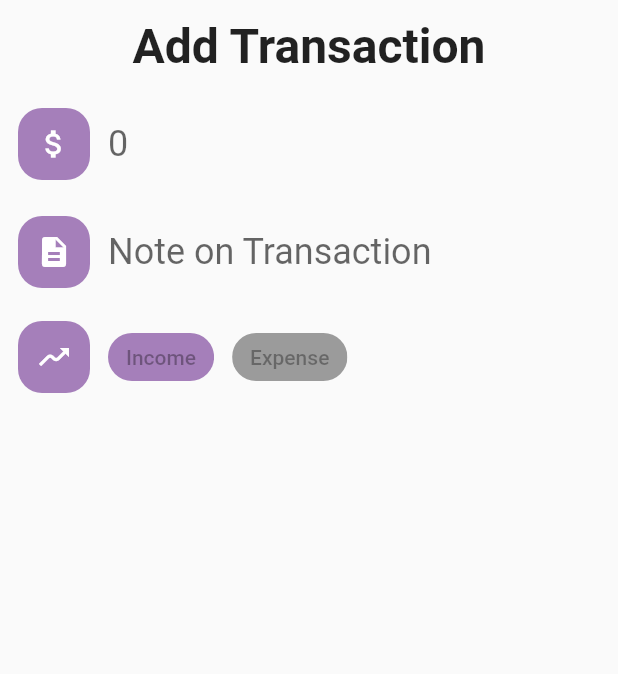
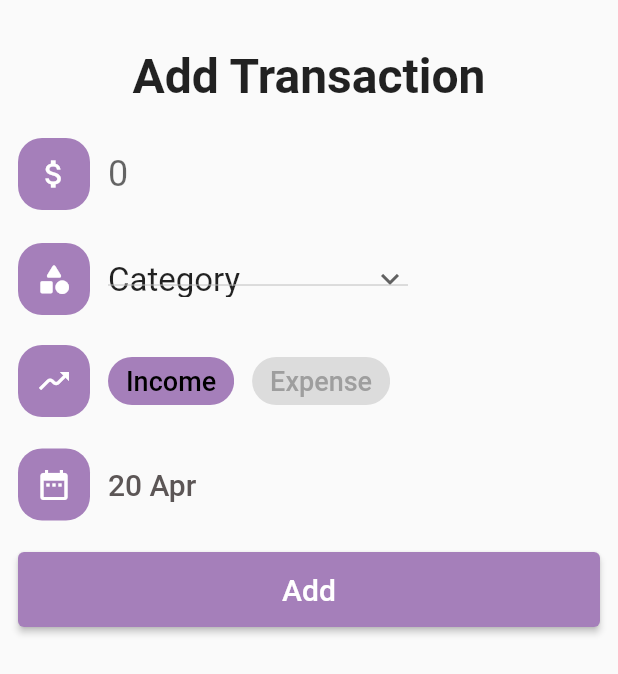
Before and after one commit to Cosmina02/budget_tracking_app, a Flutter app: the screen it shows after launch, after a tap on the "add" icon, on a phone screen of 412 x 824 dp. Shown: the top 674 px of the screen. Run offline on Flutter 3.47's test engine with Material 2 defaults, Android fonts, the phone set to English and light mode, and no system bars; Roboto replaces fonts that are missing (customFont).

Commit message:
UI for add transaction done

```diff
--- a/budget_tracker/lib/main.dart
+++ b/budget_tracker/lib/main.dart
@@ -1,4 +1,5 @@
 import 'package:budget_tracker/pages/homepage.dart';
+import 'package:budget_tracker/theme.dart';
 import 'package:flutter/material.dart';
 
 void main() {
@@ -13,9 +14,7 @@ class MyApp extends StatelessWidget {
   Widget build(BuildContext context) {
     return MaterialApp(
       title: 'Flutter Demo',
-      theme: ThemeData(
-        primarySwatch: Colors.blue,
-      ),
+      theme: myTheme,
       home: const HomePage(),
     );
   }
--- a/budget_tracker/lib/pages/add_transaction.dart
+++ b/budget_tracker/lib/pages/add_transaction.dart
@@ -1,5 +1,6 @@
 import 'package:flutter/material.dart';
 import 'package:flutter/services.dart';
+import 'package:budget_tracker/static.dart' as Static;
 
 class AddTransaction extends StatefulWidget {
   const AddTransaction({Key? key}) : super(key: key);
@@ -9,6 +10,43 @@ class AddTransaction extends StatefulWidget {
 }
 
 class _AddTransactionState extends State<AddTransaction> {
+  int? amount;
+  String type = "Income";
+  String category = 'Category';
+  DateTime selectedDate = DateTime.now();
+  List<String> categories = [
+    'Category',
+    "Bills",
+    "Groceries",
+    "Entertainment",
+    "Other"
+  ];
+  List<String> months = [
+    "Jan",
+    "Feb",
+    "Mar",
+    "Apr",
+    "May",
+    "Jun",
+    "Jul",
+    "Aug",
+    "Sep",
+    "Oct",
+    "Nov",
+    "Dec"
+  ];
+
+  Future<void> _selectDate(BuildContext context) async {
+    final DateTime? picked = await showDatePicker(
+        context: context,
+        initialDate: selectedDate,
+        firstDate: DateTime(2021, 12),
+        lastDate: DateTime(2100, 01));
+    if (picked != null && picked != selectedDate) {
+      selectedDate = picked;
+    }
+  }
+
   @override
   Widget build(BuildContext context) {
     return Scaffold(
@@ -18,7 +56,10 @@ class _AddTransactionState extends State<AddTransaction> {
         body: ListView(
           padding: EdgeInsets.all(12.0),
           children: [
-            Text(
+            const SizedBox(
+              height: 20.0,
+            ),
+            const Text(
               "Add Transaction",
               textAlign: TextAlign.center,
               style: TextStyle(
@@ -26,105 +67,215 @@ class _AddTransactionState extends State<AddTransaction> {
                 fontWeight: FontWeight.w700,
               ),
             ),
-            SizedBox(
+            const SizedBox(
               height: 20.0,
             ),
             Row(
               children: [
                 Container(
                   decoration: BoxDecoration(
-                      color: Color.fromRGBO(165, 127, 186, 1),
+                      color: Static.PrimaryColor,
                       borderRadius: BorderRadius.circular(16.0)),
-                  padding: EdgeInsets.all(12.0),
-                  child: Icon(
+                  padding: const EdgeInsets.all(12.0),
+                  child: const Icon(
                     Icons.attach_money,
                     size: 24.0,
                     color: Colors.white,
                   ),
                 ),
-                SizedBox(
+                const SizedBox(
                   width: 12.0,
                 ),
                 Expanded(
                   child: TextField(
-                    decoration: InputDecoration(
+                    decoration: const InputDecoration(
                       hintText: "0",
                       border: InputBorder.none,
                     ),
-                    style: TextStyle(
+                    style: const TextStyle(
                       fontSize: 24.0,
                     ),
+                    onChanged: (val) {
+                      try {
+                        amount = int.parse(val);
+                      } catch (e) {}
+                    },
                     inputFormatters: [FilteringTextInputFormatter.digitsOnly],
                     keyboardType: TextInputType.number,
                   ),
                 )
               ],
             ),
-            SizedBox(
-              height: 20.0,
-            ),
-            Row(
-              //TODO:un selector pentru categorie in loc de nota pentru tranzactie
-              children: [
-                Container(
-                  decoration: BoxDecoration(
-                      color: Color.fromRGBO(165, 127, 186, 1),
-                      borderRadius: BorderRadius.circular(16.0)),
-                  padding: EdgeInsets.all(12.0),
-                  child: Icon(
-                    Icons.description,
-                    size: 24.0,
-                    color: Colors.white,
-                  ),
-                ),
-                SizedBox(
-                  width: 12.0,
-                ),
-                Expanded(
-                  child: TextField(
-                    decoration: InputDecoration(
-                      hintText: "Note on Transaction",
-                      border: InputBorder.none,
-                    ),
-                    style: TextStyle(
-                      fontSize: 24.0,
-                    ),
-                  ),
-                )
-              ],
-            ),
-            SizedBox(
+            const SizedBox(
               height: 20.0,
             ),
             Row(
               children: [
                 Container(
                   decoration: BoxDecoration(
-                      color: Color.fromRGBO(165, 127, 186, 1),
+                      color: Static.PrimaryColor,
                       borderRadius: BorderRadius.circular(16.0)),
-                  padding: EdgeInsets.all(12.0),
-                  child: Icon(
+                  padding: const EdgeInsets.all(12.0),
+                  child: const Icon(
+                    Icons.category_rounded,
+                    size: 24.0,
+                    color: Colors.white,
+                  ),
+                ),
+                const SizedBox(
+                  width: 12.0,
+                ),
+                SizedBox(
+                  height: 24.0,
+                  width: 200.0,
+                  child: DropdownButton<String>(
+                    isExpanded: true,
+                    // style: const TextStyle(fontSize: 6),
+                    value: category,
+                    icon: const Icon(Icons.keyboard_arrow_down),
+                    items: [
+                      'Category',
+                      "Bills",
+                      "Groceries",
+                      "Entertainment",
+                      "Salary",
+                      "Other"
+                    ].map<DropdownMenuItem<String>>((String category) {
+                      return DropdownMenuItem<String>(
+                        value: category,
+                        child: Text(
+                          category,
+                          style: const TextStyle(fontSize: 22),
+                        ),
+                      );
+                    }).toList(),
+                    onChanged: (String? newValue) {
+                      setState(() {
+                        category = newValue!;
+                      });
+                    },
+                  ),
+                ),
+              ],
+            ),
+            const SizedBox(
+              height: 20.0,
+            ),
+            Row(
+              children: [
+                Container(
+                  decoration: BoxDecoration(
+                      color: Static.PrimaryColor,
+                      borderRadius: BorderRadius.circular(16.0)),
+                  padding: const EdgeInsets.all(12.0),
+                  child: const Icon(
                     Icons.moving_sharp,
                     size: 24.0,
                     color: Colors.white,
                   ),
                 ),
-                SizedBox(
+                const SizedBox(
                   width: 12.0,
                 ),
                 ChoiceChip(
-                  label: Text("Income"),
+                  label: Text(
+                    "Income",
+                    style: TextStyle(
+                        fontSize: 18.0,
+                        color: type == "Income" ? Colors.black : Colors.grey),
+                  ),
                   selectedColor: Color.fromRGBO(165, 127, 186, 1),
-                  selected: true,
+                  selected: type == "Income" ? true : false,
+                  onSelected: (val) {
+                    if (val) {
+                      setState(() {
+                        type = "Income";
+                      });
+                    }
+                  },
                 ),
-                SizedBox(
+                const SizedBox(
                   width: 12.0,
                 ),
                 ChoiceChip(
-                  label: Text("Expense"),
-                  selected: false,
-                )
+                  label: Text(
+                    "Expense",
+                    style: TextStyle(
+                        fontSize: 18.0,
+                        color: type == "Expense" ? Colors.black : Colors.grey),
+                  ),
+                  selectedColor: Color.fromRGBO(165, 127, 186, 1),
+                  selected: type == "Expense" ? true : false,
+                  onSelected: (val) {
+                    if (val) {
+                      setState(() {
+                        type = "Expense";
+                      });
+                    }
+                  },
+                ),
               ],
+            ),
+            const SizedBox(
+              height: 20.0,
+            ),
+            SizedBox(
+              height: 50.0,
+              child: TextButton(
+                  onPressed: () {
+                    _selectDate(context);
+                  },
+                  style: ButtonStyle(
+                      padding: MaterialStateProperty.all(EdgeInsets.zero)),
+                  child: Row(
+                    children: [
+                      Container(
+                        decoration: BoxDecoration(
+                            color: Static.PrimaryColor,
+                            borderRadius: BorderRadius.circular(16.0)),
+                        padding: const EdgeInsets.all(12.0),
+                        child: const Icon(
+                          Icons.date_range,
+                          size: 24.0,
+                          color: Colors.white,
+                        ),
+                      ),
+                      const SizedBox(
+                        width: 12.0,
+                      ),
+                      Text(
+                        "${selectedDate.day} ${months[selectedDate.month - 1]}",
+                        style: const TextStyle(
+                          fontSize: 20.0,
+                          color: Color.fromARGB(255, 92, 86, 86),
+                        ),
+                      ),
+                    ],
+                  )),
+            ),
+            const SizedBox(
+              height: 20.0,
+            ),
+            SizedBox(
+              height: 50.0,
+              child: ElevatedButton(
+                onPressed: () {
+                  print("Amnount=${amount}");
+                  print("Category=${category}");
+                  print("Type=${type}");
+                  print("Date=${selectedDate}");
+                },
+                style: ButtonStyle(
+                  backgroundColor:
+                      MaterialStateProperty.all<Color>(Static.PrimaryColor),
+                ),
+                child: const Text(
+                  "Add",
+                  style: TextStyle(
+                    fontSize: 20.0,
+                  ),
+                ),
+              ),
             )
           ],
         ));
```
Also changed, not shown: budget_tracker/lib/static.dart (added, +74 -0 lines), budget_tracker/lib/theme.dart (added, +73 -0 lines).
